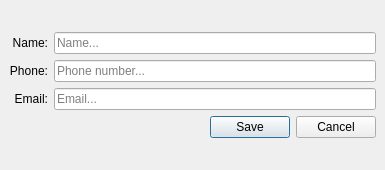
Old version of the form ui/dialogs/edit_contact_dialog.ui in the repository TheCodingJsoftware/Invigo.
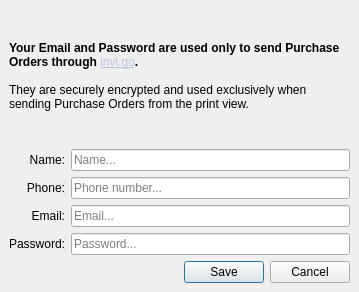
New version of the form.

Commit message: feat: add password field to contact info dialog and implement encryption for sensitive data; update UI for better user experience fix: adjust laser cut parts tables to hide painting settings; add cutting cost calculation in quoting widget chore: add logging for error handling in components tab; improve error messages for better debugging

The edit to the form file:
```diff
--- a/ui/dialogs/edit_contact_dialog.ui
+++ b/ui/dialogs/edit_contact_dialog.ui
@@ -6,8 +6,8 @@
    <rect>
     <x>0</x>
     <y>0</y>
-    <width>385</width>
-    <height>170</height>
+    <width>359</width>
+    <height>292</height>
    </rect>
   </property>
   <property name="windowTitle">
@@ -54,7 +54,7 @@
        <number>0</number>
       </property>
       <item>
-       <layout class="QVBoxLayout" name="verticalLayout">
+       <layout class="QVBoxLayout" name="verticalLayout" stretch="0,1,0">
         <property name="leftMargin">
          <number>9</number>
         </property>
@@ -67,6 +67,22 @@
         <property name="bottomMargin">
          <number>9</number>
         </property>
+        <item>
+         <widget class="QLabel" name="label_4">
+          <property name="text">
+           <string>&lt;html&gt;&lt;head/&gt;&lt;body&gt;&lt;p&gt;&lt;span style=&quot; font-weight:700;&quot;&gt;Your Email and Password are used only to send Purchase Orders through &lt;/span&gt;&lt;a href=&quot;http://invi.go&quot;&gt;&lt;span style=&quot; text-decoration: underline; color:#bdc5e4;&quot;&gt;invi.go&lt;/span&gt;&lt;/a&gt;&lt;span style=&quot; font-weight:700;&quot;&gt;.&lt;br/&gt;&lt;/span&gt;&lt;br/&gt;They are securely encrypted and used exclusively when sending Purchase Orders from the print view.&lt;/p&gt;&lt;/body&gt;&lt;/html&gt;</string>
+          </property>
+          <property name="textFormat">
+           <enum>Qt::TextFormat::MarkdownText</enum>
+          </property>
+          <property name="wordWrap">
+           <bool>true</bool>
+          </property>
+          <property name="openExternalLinks">
+           <bool>true</bool>
+          </property>
+         </widget>
+        </item>
         <item>
          <layout class="QGridLayout" name="gridLayout">
           <item row="2" column="3">
@@ -129,6 +145,29 @@
             </property>
            </widget>
           </item>
+          <item row="3" column="0">
+           <widget class="QLabel" name="label_3">
+            <property name="text">
+             <string>Password:</string>
+            </property>
+            <property name="alignment">
+             <set>Qt::AlignmentFlag::AlignRight|Qt::AlignmentFlag::AlignTrailing|Qt::AlignmentFlag::AlignVCenter</set>
+            </property>
+            <property name="buddy">
+             <cstring>lineEdit_password</cstring>
+            </property>
+           </widget>
+          </item>
+          <item row="3" column="3">
+           <widget class="QLineEdit" name="lineEdit_password">
+            <property name="echoMode">
+             <enum>QLineEdit::EchoMode::Password</enum>
+            </property>
+            <property name="placeholderText">
+             <string>Password...</string>
+            </property>
+           </widget>
+          </item>
          </layout>
         </item>
         <item>
```
Left out of the diff: 40 changed lines with no effect on the pictures. The commit also changes 16 other files.
